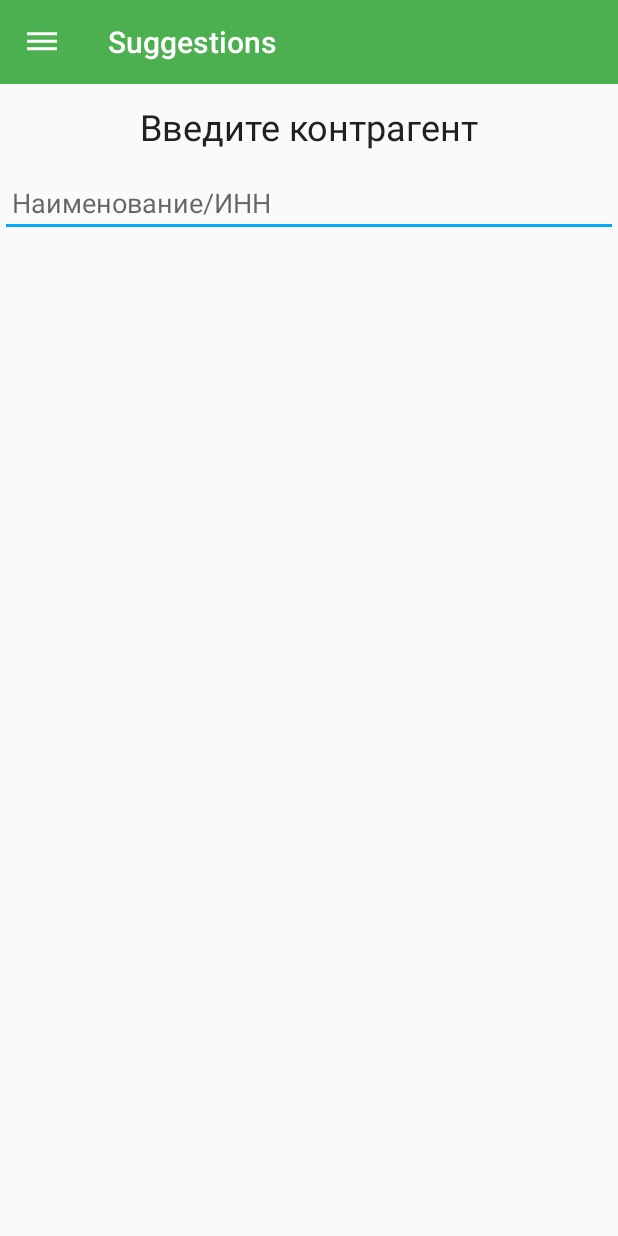
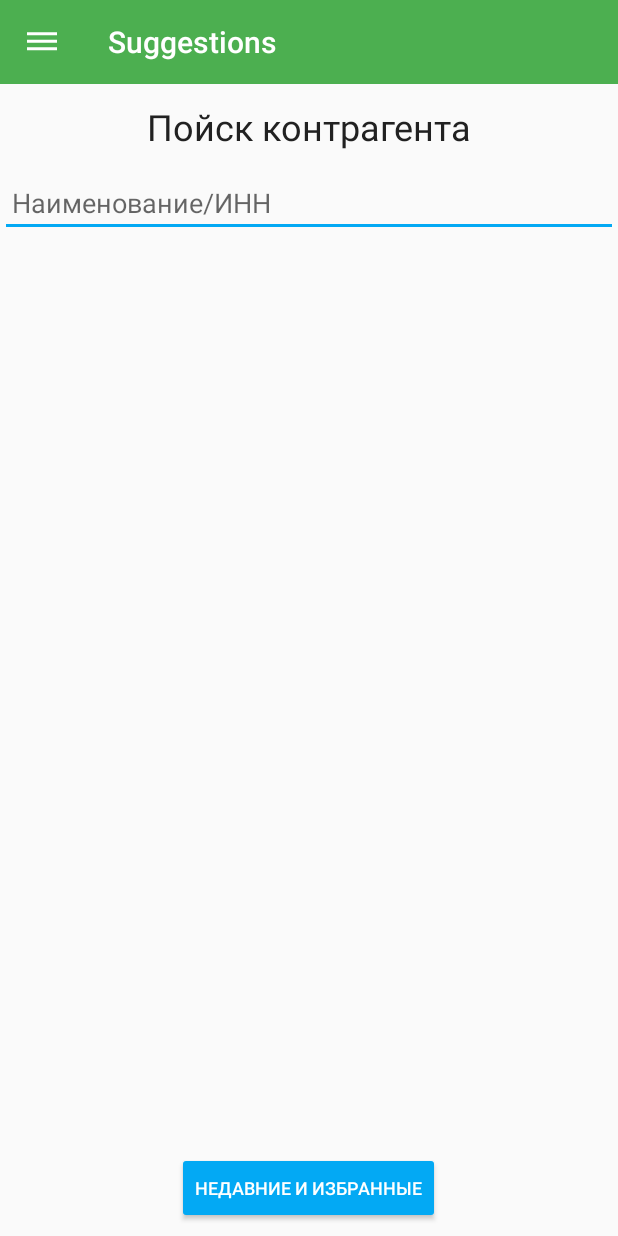
Before and after one commit to gkgio/Search-by-counterparty, an Android app: the screen it shows after launch (MainActivity), in the side drawer, after a tap on "Написать разработчику", on a phone screen of 412 x 824 dp. Run offline under Robolectric (Android 15) with nearby library versions, the phone set to English and light mode, and no system bars; our stand-ins replace Dagger/Hilt's generated code, RxJava; libraries missing offline, so code that uses them is left out: com.tbruyelle.rxpermissions, io.realm; 13 statements that could not run were skipped.

Commit message:
added button for open bookmarksActivty from main page

```diff
--- a/app/src/main/java/com/gig/gio/search_by_counterparty/ui/bookmarks/BookmarksPresenterImpl.java
+++ b/app/src/main/java/com/gig/gio/search_by_counterparty/ui/bookmarks/BookmarksPresenterImpl.java
@@ -5,6 +5,7 @@ import com.gig.gio.search_by_counterparty.common.enums.ToastType;
 import com.gig.gio.search_by_counterparty.common.eventbus.Bus;
 import com.gig.gio.search_by_counterparty.common.eventbus.events.HttpErrorEvent;
 import com.gig.gio.search_by_counterparty.common.eventbus.events.ThrowableEvent;
+import com.gig.gio.search_by_counterparty.common.eventbus.events.bookmarks.ListEmptyInfoEvent;
 import com.gig.gio.search_by_counterparty.common.eventbus.events.bookmarks.ListSuggestResponseEvent;
 import com.gig.gio.search_by_counterparty.common.eventbus.events.bookmarks.SuggestResponseAdapterEvent;
 import com.gig.gio.search_by_counterparty.model.SuggestResponse;
@@ -68,6 +69,8 @@ public class BookmarksPresenterImpl implements BookmarksPresenter {
                         final SuggestResponse suggestResponse = ((SuggestResponseAdapterEvent) event).getSuggestResponse();
                         final String jsonSuggestResponseString = gson.toJson(suggestResponse, SuggestResponse.class);
                         view.openDetailActivity(jsonSuggestResponseString);
+                    } else if (event instanceof ListEmptyInfoEvent) {
+                        view.showMessage(R.string.bookmarks_list_empty, ToastType.INFO);
                     } else if (event instanceof HttpErrorEvent) {
                         view.showMessage(R.string.toast_error, ToastType.ERROR);
                     } else if (event instanceof ThrowableEvent) {
@@ -86,7 +89,7 @@ public class BookmarksPresenterImpl implements BookmarksPresenter {
                     // если данные в базе есть, то отправляем их в адаптер
                     // иначе выводим сообщение об ошибке,
                     bus.send((suggestResponseList.size() > 0) ?
-                            new ListSuggestResponseEvent(suggestResponseList) : new ThrowableEvent(new Throwable()));
+                            new ListSuggestResponseEvent(suggestResponseList) : new ListEmptyInfoEvent());
                 }, dbThrowable -> {
                     bus.send(new ThrowableEvent(new Throwable()));
                 });
--- a/app/src/main/java/com/gig/gio/search_by_counterparty/ui/main/search/SearchFragment.java
+++ b/app/src/main/java/com/gig/gio/search_by_counterparty/ui/main/search/SearchFragment.java
@@ -9,6 +9,7 @@ import android.view.LayoutInflater;
 import android.view.View;
 import android.view.ViewGroup;
 import android.widget.AutoCompleteTextView;
+import android.widget.Button;
 import android.widget.ProgressBar;
 
 import com.gig.gio.search_by_counterparty.R;
@@ -17,6 +18,7 @@ import com.gig.gio.search_by_counterparty.common.adapters.DaDataArrayAdapter;
 import com.gig.gio.search_by_counterparty.common.enums.ToastType;
 import com.gig.gio.search_by_counterparty.di.components.MainComponent;
 import com.gig.gio.search_by_counterparty.model.ResponseData;
+import com.gig.gio.search_by_counterparty.ui.bookmarks.BookmarksActivity;
 import com.gig.gio.search_by_counterparty.ui.detail.DetailActivity;
 
 import java.util.ArrayList;
@@ -84,6 +86,9 @@ public class SearchFragment extends BaseFragment implements SearchFragmentView {
             tvSuggests.getText().clear();
             hideProgress();
         });
+
+        final Button btnOpenBookmarks = (Button) view.findViewById(R.id.btnOpenBookmarks);
+        btnOpenBookmarks.setOnClickListener(v -> openBookmarksActivity());
     }
 
     @Override
@@ -107,6 +112,11 @@ public class SearchFragment extends BaseFragment implements SearchFragmentView {
         presenter.onDetachView();
 
         super.onPause();
+    }
+
+    private void openBookmarksActivity() {
+        Intent intent = new Intent(getActivity(), BookmarksActivity.class);
+        startActivity(intent);
     }
 
     //=======--------- SearchView impelement metod START ---------=========
--- a/app/src/main/java/com/gig/gio/search_by_counterparty/ui/map/MapActivity.java
+++ b/app/src/main/java/com/gig/gio/search_by_counterparty/ui/map/MapActivity.java
@@ -164,10 +164,10 @@ public class MapActivity extends BaseActivity implements HasComponent<MapCompone
     }
 
     @Override
-    public void setMarkers(List<MarkerOptions> markerOptionses) {
+    public void setMarkers(List<MarkerOptions> markerOptionsList) {
         if (map != null) {
             clusterManager.clearItems();
-            for (MarkerOptions markerOptions : markerOptionses) {
+            for (MarkerOptions markerOptions : markerOptionsList) {
                 LatLng position = markerOptions.getPosition();
                 clusterManager.addItem(new MapItem(position.latitude, position.longitude,
                         markerOptions.getTitle(), markerOptions.getSnippet()));
--- a/app/src/main/res/layout/fragment_search.xml
+++ b/app/src/main/res/layout/fragment_search.xml
@@ -1,13 +1,15 @@
 <?xml version="1.0" encoding="utf-8"?>
-<LinearLayout xmlns:android="http://schemas.android.com/apk/res/android"
+<RelativeLayout xmlns:android="http://schemas.android.com/apk/res/android"
+    xmlns:tools="http://schemas.android.com/tools"
     android:layout_width="match_parent"
     android:layout_height="match_parent"
     android:orientation="vertical">
 
     <TextView
+        android:id="@+id/tvTitle"
         android:layout_width="wrap_content"
         android:layout_height="wrap_content"
-        android:layout_gravity="center"
+        android:layout_centerHorizontal="true"
         android:layout_marginBottom="12dp"
         android:layout_marginTop="12dp"
         android:text="@string/input_suggestions"
@@ -18,6 +20,7 @@
         android:id="@+id/tvAutoComplete"
         android:layout_width="match_parent"
         android:layout_height="wrap_content"
+        android:layout_below="@id/tvTitle"
         android:completionThreshold="1"
         android:hint="@string/name_or_inn"
         android:inputType="textCapWords|textAutoComplete"
@@ -25,4 +28,18 @@
         android:paddingLeft="8dp"
         android:paddingRight="8dp"
         android:paddingStart="8dp" />
-</LinearLayout>
+
+    <Button
+        android:id="@+id/btnOpenBookmarks"
+        android:layout_width="wrap_content"
+        android:layout_height="wrap_content"
+        android:layout_alignParentBottom="true"
+        android:layout_centerHorizontal="true"
+        android:text="@string/button_open_bookmarks"
+        android:textColor="@android:color/white"
+        android:textSize="12sp"
+        android:layout_marginBottom="8dp"
+        android:theme="@style/Button.ButtonOverlay"
+        tools:ignore="RelativeOverlap" />
+
+</RelativeLayout>
--- a/app/src/main/res/values/strings.xml
+++ b/app/src/main/res/values/strings.xml
@@ -21,8 +21,9 @@
     <string name="navigation_drawer_close">Close navigation drawer</string>
 
     //SearchFragment
-    <string name="input_suggestions">Введите контрагент</string>
+    <string name="input_suggestions">Пойск контрагента</string>
     <string name="name_or_inn">Наименование/ИНН</string>
+    <string name="button_open_bookmarks">Недавние и избранные</string>
 
     //DetailActivity
     <string name="value_name_filter">Организация: %1$s</string>
@@ -43,7 +44,9 @@
         нахождение его местоположения и сохранения для быстрого нахождения в последующем</string>
     <string name="author_email">По всем вопросам пишите на: eeyyon@gmail.com</string>
 
-    //BookMarksActivity
-    <string name="book_marks_activity_title">Избранные и недавние</string>
+    //BookmarksActivity
+    <string name="bookmarks_activity_title">Избранные и недавние</string>
     <string name="icon_star_is_bookmark">Избранная</string>
+    <string name="bookmarks_list_empty">Список недавних и избранных пуст</string>
+
 </resources>
--- a/build.gradle
+++ b/build.gradle
@@ -39,6 +39,7 @@ ext {
     buildToolsVersion = '25.0.3'
 
     // App dependencies
+    supportVersion = '25.3.1'
     daggerVersion = '2.12'
     httpClientVersion = '3.9.0'
     rxBindingVersion = '1.0.1'
```
Also changed, not shown: app/build.gradle (+4 -4 lines), app/src/main/java/com/gig/gio/search_by_counterparty/common/eventbus/events/bookmarks/ListEmptyInfoEvent.java (added, +9 -0 lines), app/src/main/java/com/gig/gio/search_by_counterparty/ui/bookmarks/BookmarksActivity.java (+5 -4 lines), 53 other files.
